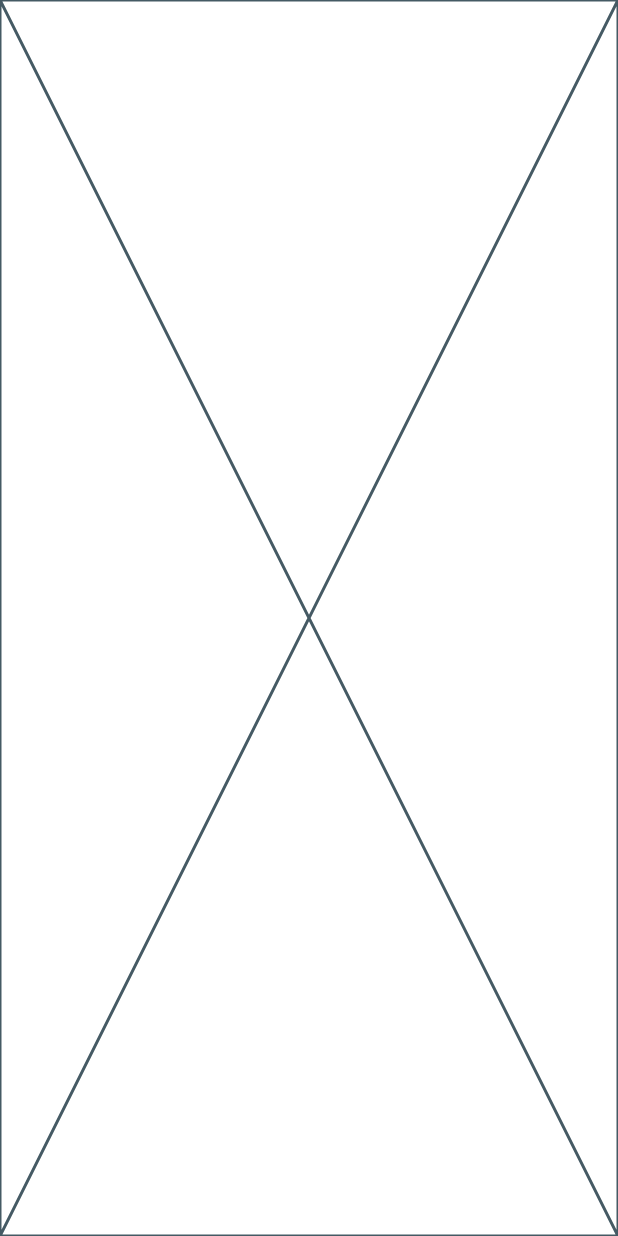
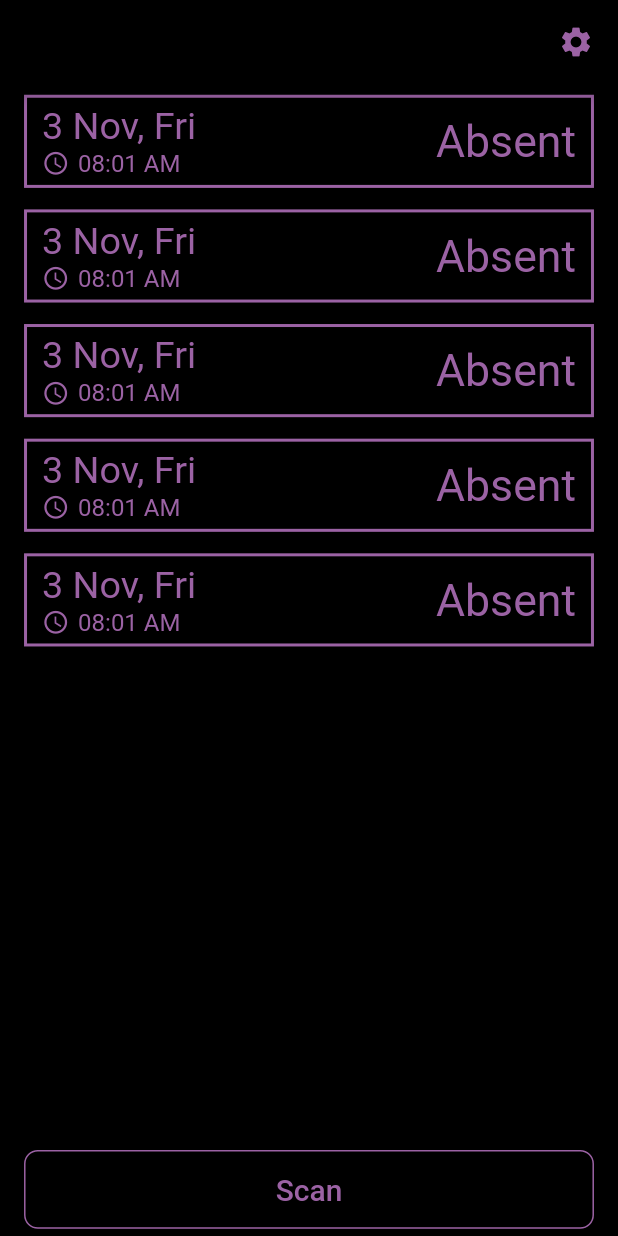
Before and after one commit to Nitin-Singh18/attendance_app, a Flutter app: the screen it shows after launch, on a phone screen of 412 x 824 dp. Run offline on Flutter 3.47's test engine with Material 2 defaults, Android fonts, the phone set to English and light mode, and no system bars; our stand-ins replace flutter_screenutil.

Commit message:
HomeView

```diff
--- /dev/null
+++ b/lib/const/app_color.dart
@@ -0,0 +1,9 @@
+import 'package:flutter/material.dart';
+
+class AppColor {
+  static const tileColor = Color(0xffD6D6D6);
+  static const greyColor = Color(0x99000000);
+  static const lightGreyColor = Color(0x66000000);
+  static const backGroundColor = Colors.black;
+  static const mainColor = Color(0xff9b62a4);
+}
--- /dev/null
+++ b/lib/data/widget/c_button.dart
@@ -0,0 +1,33 @@
+import 'package:flutter/material.dart';
+import 'package:flutter_screenutil/flutter_screenutil.dart';
+import '../../const/app_color.dart';
+
+class CButton extends StatelessWidget {
+  final String title;
+  final VoidCallback onTap;
+  const CButton({super.key, required this.title, required this.onTap});
+
+  @override
+  Widget build(BuildContext context) {
+    return Padding(
+      padding: EdgeInsets.only(left: 14.w, right: 14.w, bottom: 4.h),
+      child: SizedBox(
+        height: 44.h,
+        child: ElevatedButton(
+          onPressed: onTap,
+          style: ButtonStyle(
+            backgroundColor:
+                MaterialStateProperty.all<Color>(AppColor.backGroundColor),
+            shape: MaterialStateProperty.all(RoundedRectangleBorder(
+                borderRadius: BorderRadius.circular(8.r),
+                side: const BorderSide(color: AppColor.mainColor))),
+          ),
+          child: Text(
+            title,
+            style: const TextStyle(fontSize: 20, color: AppColor.mainColor),
+          ),
+        ),
+      ),
+    );
+  }
+}
--- /dev/null
+++ b/lib/data/widget/tile.dart
@@ -0,0 +1,57 @@
+import 'package:flutter/material.dart';
+import 'package:flutter_screenutil/flutter_screenutil.dart';
+
+import '../../const/app_color.dart';
+
+class AttendanceTile extends StatelessWidget {
+  const AttendanceTile({super.key});
+
+  @override
+  Widget build(BuildContext context) {
+    return Container(
+      height: 52.h,
+      width: 340.w,
+      margin: EdgeInsets.symmetric(horizontal: 14.w, vertical: 6.h),
+      padding: const EdgeInsets.symmetric(horizontal: 10),
+      decoration: BoxDecoration(
+        border: Border.all(width: 2, color: AppColor.mainColor),
+      ),
+      child: Row(
+        mainAxisAlignment: MainAxisAlignment.spaceBetween,
+        crossAxisAlignment: CrossAxisAlignment.center,
+        children: [
+          Column(
+            mainAxisAlignment: MainAxisAlignment.center,
+            crossAxisAlignment: CrossAxisAlignment.start,
+            children: [
+              Text(
+                '3 Nov, Fri',
+                style: TextStyle(color: AppColor.mainColor, fontSize: 22.sp),
+              ),
+              Row(
+                mainAxisAlignment: MainAxisAlignment.start,
+                children: [
+                  Icon(
+                    Icons.watch_later_outlined,
+                    color: AppColor.mainColor,
+                    size: 16.sp,
+                  ),
+                  SizedBox(width: 5.w),
+                  Text(
+                    '08:01 AM',
+                    style:
+                        TextStyle(color: AppColor.mainColor, fontSize: 14.sp),
+                  ),
+                ],
+              )
+            ],
+          ),
+          Text(
+            'Absent',
+            style: TextStyle(color: AppColor.mainColor, fontSize: 26.sp),
+          ),
+        ],
+      ),
+    );
+  }
+}
--- a/lib/main.dart
+++ b/lib/main.dart
@@ -1,4 +1,5 @@
 import 'package:flutter/material.dart';
+import 'package:flutter_screenutil/flutter_screenutil.dart';
 import 'modules/home/view/home_view.dart';
 
 void main() {
@@ -10,13 +11,17 @@ class MyApp extends StatelessWidget {
 
   @override
   Widget build(BuildContext context) {
+    return ScreenUtilInit(
+        designSize: const Size(360, 690),
+        builder: (context, child) {
           return MaterialApp(
             debugShowCheckedModeBanner: false,
-      title: 'Flutter Demo',
+            title: 'Attendance App',
             theme: ThemeData(
               primarySwatch: Colors.blue,
             ),
             home: const HomeView(),
           );
+        });
   }
 }
--- a/lib/modules/home/view/home_view.dart
+++ b/lib/modules/home/view/home_view.dart
@@ -1,10 +1,45 @@
+import 'package:attendance_app/const/app_color.dart';
+import 'package:attendance_app/data/widget/c_button.dart';
+import 'package:attendance_app/data/widget/tile.dart';
 import 'package:flutter/material.dart';
+import 'package:flutter_screenutil/flutter_screenutil.dart';
 
 class HomeView extends StatelessWidget {
   const HomeView({super.key});
 
   @override
   Widget build(BuildContext context) {
-    return const Placeholder();
+    return Scaffold(
+      backgroundColor: AppColor.backGroundColor,
+      appBar: AppBar(
+        backgroundColor: AppColor.backGroundColor,
+        actions: [
+          Padding(
+            padding: EdgeInsets.only(right: 14.0.w),
+            child: InkWell(
+              onTap: () {},
+              child: const Icon(
+                Icons.settings,
+                color: AppColor.mainColor,
+              ),
+            ),
+          ),
+        ],
+      ),
+      body: ListView.builder(
+        itemCount: 5,
+        itemBuilder: (context, index) {
+          return const AttendanceTile();
+        },
+      ),
+      bottomNavigationBar: CButton(title: 'Scan', onTap: () {}),
+
+      // Container(
+      //   height: 60,
+      //   color: Colors.white,
+      //   padding: EdgeInsets.only(left: 12.w, right: 12.w, bottom: 14.h),
+      //   child: Container(),
+      // ),
+    );
   }
 }
--- a/pubspec.yaml
+++ b/pubspec.yaml
@@ -35,6 +35,7 @@ dependencies:
   # The following adds the Cupertino Icons font to your application.
   # Use with the CupertinoIcons class for iOS style icons.
   cupertino_icons: ^1.0.2
+  flutter_screenutil: ^5.9.0
 
 dev_dependencies:
   flutter_test:
```
Also changed, not shown: pubspec.lock. Lines whose indentation alone changed are shown as unchanged.
